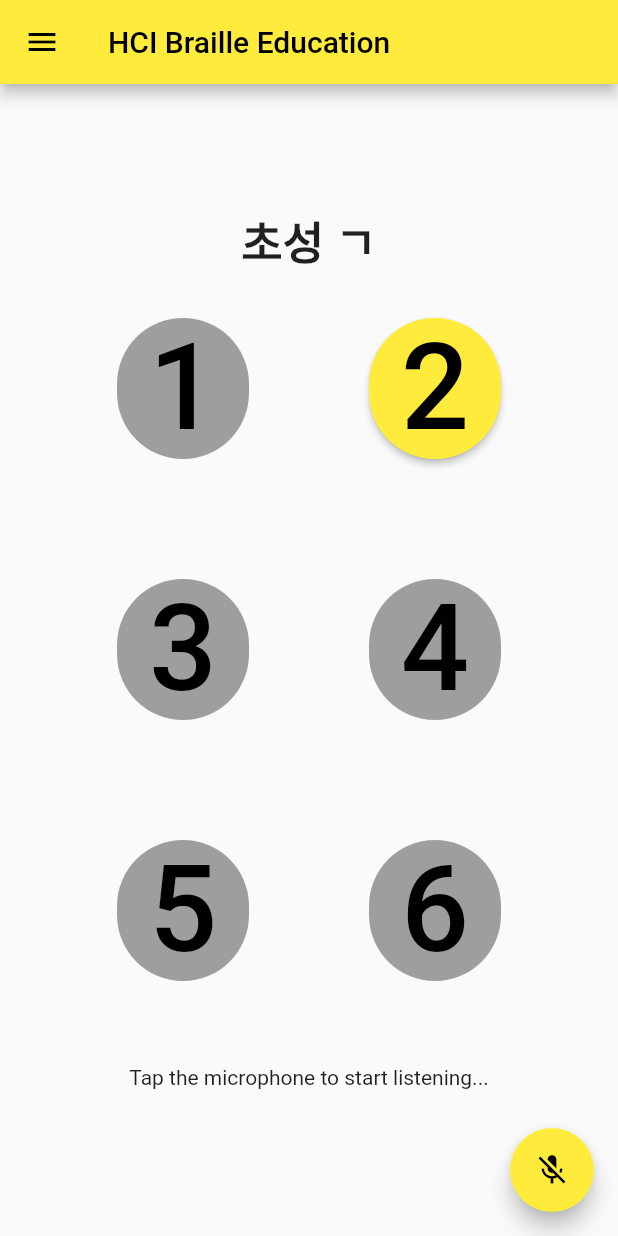
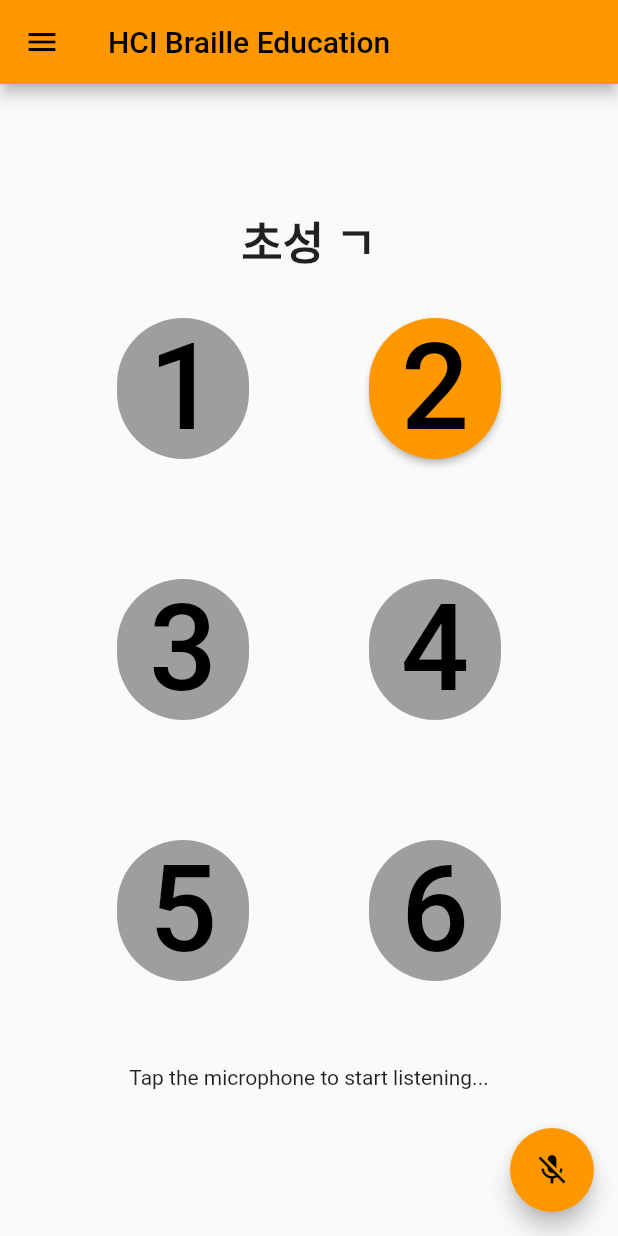
Before and after one commit to AshgrayIM/KU_hci_project, a Flutter app: the MyMode22 screen opened directly, in the side drawer, after a tap on "점자 교육", on a phone screen of 412 x 824 dp. Run offline on Flutter 3.47's test engine with Material 2 defaults, Android fonts, the phone set to English and light mode, and no system bars; our stand-ins replace audioplayers, flutter_tts, page_transition, permission_handler, speech_to_text, vibration; Roboto replaces fonts that are missing (Gugi).

Commit message:
design
design

```diff
--- a/hci_project_temp/lib/home.dart
+++ b/hci_project_temp/lib/home.dart
@@ -82,7 +82,7 @@ class _MyHomeState extends State<MyHome>{
               child: RaisedButton(
                   padding: EdgeInsets.fromLTRB(10,30,10,30),
                   child: Text("점자 교육", style: TextStyle(fontSize: 80.0, fontWeight: FontWeight.bold),),
-                  color: Colors.yellow,
+                  color: Colors.orange,
                   onPressed: (){
                     Navigator.push(context, MaterialPageRoute(builder: (context)=>MyMode1(0)));
                   },
--- a/hci_project_temp/lib/main.dart
+++ b/hci_project_temp/lib/main.dart
@@ -23,8 +23,7 @@ class MyApp extends StatelessWidget {
         // or simply save your changes to "hot reload" in a Flutter IDE).
         // Notice that the counter didn't reset back to zero; the application
         // is not restarted.
-        primarySwatch: Colors.yellow,
-        fontFamily: "Gugi"
+        primarySwatch: Colors.orange,
       ),
       home: MyHome(),
     );
--- a/hci_project_temp/lib/mode1.dart
+++ b/hci_project_temp/lib/mode1.dart
@@ -96,7 +96,7 @@ class _MyMode1State extends State<MyMode1>{
                   Container(margin: const EdgeInsets.only(
                       left: 30, top: 30, right: 40, bottom: 40)
                       , child: RaisedButton(
-                        color: Colors.yellow,
+                        color: Colors.orange,
                         disabledColor: Colors.grey,
                         child: Text('1', style: TextStyle(
                             color: Colors.black, fontSize: 80.0),),
@@ -112,7 +112,7 @@ class _MyMode1State extends State<MyMode1>{
                   Container(margin: const EdgeInsets.only(
                       left: 40, top: 30, right: 30, bottom: 40),
                       child: RaisedButton(
-                        color: Colors.yellow,
+                        color: Colors.orange,
                         disabledColor: Colors.grey,
                         child: Text('2', style: TextStyle(
                             color: Colors.black, fontSize: 80.0),),
@@ -133,7 +133,7 @@ class _MyMode1State extends State<MyMode1>{
                   Container(margin: const EdgeInsets.only(
                       left: 30, top: 40, right: 40, bottom: 40),
                       child: RaisedButton(
-                        color: Colors.yellow,
+                        color: Colors.orange,
                         disabledColor: Colors.grey,
                         child: Text('3', style: TextStyle(
                             color: Colors.black, fontSize: 80.0),),
@@ -149,7 +149,7 @@ class _MyMode1State extends State<MyMode1>{
                   Container(margin: const EdgeInsets.only(
                       left: 40, top: 40, right: 30, bottom: 40),
                       child: RaisedButton(
-                        color: Colors.yellow,
+                        color: Colors.orange,
                         disabledColor: Colors.grey,
                         child: Text('4', style: TextStyle(
                             color: Colors.black, fontSize: 80.0),),
@@ -170,7 +170,7 @@ class _MyMode1State extends State<MyMode1>{
                   Container(margin: const EdgeInsets.only(
                       left: 30, top: 40, right: 40, bottom: 40)
                       , child: RaisedButton(
-                        color: Colors.yellow,
+                        color: Colors.orange,
                         disabledColor: Colors.grey,
                         child: Text('5', style: TextStyle(
                             color: Colors.black, fontSize: 80.0),),
@@ -186,7 +186,7 @@ class _MyMode1State extends State<MyMode1>{
                   Container(margin: const EdgeInsets.only(
                       left: 40, top: 40, right: 30, bottom: 40),
                       child: RaisedButton(
-                        color: Colors.yellow,
+                        color: Colors.orange,
                         disabledColor: Colors.grey,
                         child: Text('6', style: TextStyle(
                             color: Colors.black, fontSize: 80.0),),
@@ -232,7 +232,7 @@ class _MyMode1State extends State<MyMode1>{
                   margin: const EdgeInsets.only(left: 10.0,top: 15, right: 10.0,bottom: 16.0),
                   child: RaisedButton(
                       padding: EdgeInsets.fromLTRB(10,30,10,30),
-                      color: Colors.yellow,
+                      color: Colors.white,
                       shape: RoundedRectangleBorder(borderRadius: BorderRadius.circular(30.0)),
                       child:Text("다시 하기",style: TextStyle(fontSize: 80.0, fontWeight: FontWeight.bold)),
                       onPressed: (){Navigator.push(context, MaterialPageRoute(builder: (context)=>MyMode1(0)));}
--- a/hci_project_temp/lib/mode22.dart
+++ b/hci_project_temp/lib/mode22.dart
@@ -97,7 +97,7 @@ class _MyMode22State extends State<MyMode22>{
               children: [
                 Container(margin: const EdgeInsets.only(left: 30,top: 40, right: 40,bottom: 40)
                     ,child: RaisedButton(
-                      color: Colors.yellow,
+                      color: Colors.orange,
                       disabledColor: Colors.grey,
                       child: Text('1',style: TextStyle(color: Colors.black,fontSize: 80.0),),
                       onPressed: brailleWord[i][0] == 0?null:(){check[0]=true; _vibrate(); _checkClear();},
@@ -106,7 +106,7 @@ class _MyMode22State extends State<MyMode22>{
                 ),
                 Container(margin: const EdgeInsets.only(left: 40,top: 40, right: 30,bottom: 40),
                     child: RaisedButton(
-                      color: Colors.yellow,
+                      color: Colors.orange,
                       disabledColor: Colors.grey,
                       child: Text('2',style: TextStyle(color: Colors.black,fontSize: 80.0),),
                       onPressed: brailleWord[i][1] == 0?null:(){check[1]=true; _vibrate(); _checkClear();},
@@ -120,7 +120,7 @@ class _MyMode22State extends State<MyMode22>{
               children: [
                 Container(margin: const EdgeInsets.only(left: 30,top: 40, right: 40,bottom: 40),
                     child: RaisedButton(
-                      color: Colors.yellow,
+                      color: Colors.orange,
                       disabledColor: Colors.grey,
                       child: Text('3',style: TextStyle(color: Colors.black,fontSize: 80.0),),
                       onPressed: brailleWord[i][2] == 0?null:(){check[2]=true; _vibrate(); _checkClear();},
@@ -129,7 +129,7 @@ class _MyMode22State extends State<MyMode22>{
                 ),
                 Container(margin: const EdgeInsets.only(left: 40,top: 40, right: 30,bottom: 40),
                     child: RaisedButton(
-                      color: Colors.yellow,
+                      color: Colors.orange,
                       disabledColor: Colors.grey,
                       child: Text('4',style: TextStyle(color: Colors.black,fontSize: 80.0),),
                       onPressed: brailleWord[i][3] == 0?null:(){check[3]=true;; _vibrate(); _checkClear();},
@@ -143,7 +143,7 @@ class _MyMode22State extends State<MyMode22>{
               children: [
                 Container(margin: const EdgeInsets.only(left: 30,top: 40, right: 40,bottom: 40)
                     ,child: RaisedButton(
-                      color: Colors.yellow,
+                      color: Colors.orange,
                       disabledColor: Colors.grey,
                       child: Text('5',style: TextStyle(color: Colors.black,fontSize: 80.0),),
                       onPressed: brailleWord[i][4] == 0?null:(){check[4]=true;; _vibrate(); _checkClear();},
@@ -152,7 +152,7 @@ class _MyMode22State extends State<MyMode22>{
                 ),
                 Container(margin: const EdgeInsets.only(left: 40,top: 40, right: 30,bottom: 40),
                     child: RaisedButton(
-                      color: Colors.yellow,
+                      color: Colors.orange,
                       disabledColor: Colors.grey,
                       child: Text('6',style: TextStyle(color: Colors.black,fontSize: 80.0),),
                       onPressed: brailleWord[i][5] == 0?null:(){check[5]=true; _vibrate(); _checkClear();},
```
Also changed, not shown: hci_project_temp/lib/mode33.dart (+6 -6 lines).
